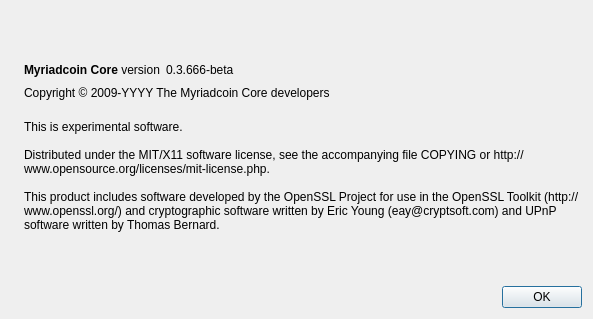
Above: src/qt/forms/aboutdialog.ui from digibyte/digibyte before the change. Below: the same form after it.
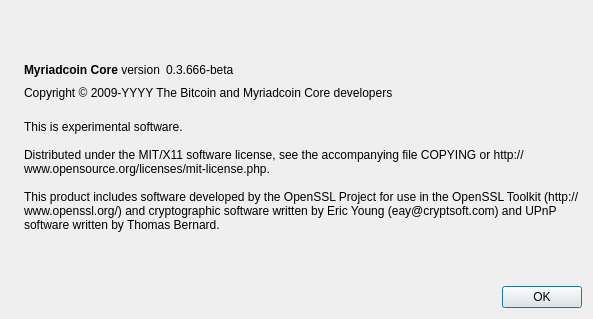
That is the form after the change. Icons and pictures are not drawn.

What changed in the file:
```diff
--- a/src/qt/forms/aboutdialog.ui
+++ b/src/qt/forms/aboutdialog.ui
@@ -91,7 +91,7 @@
         <cursorShape>IBeamCursor</cursorShape>
        </property>
        <property name="text">
-        <string notr="true">Copyright &amp;copy; 2009-YYYY The Myriadcoin Core developers</string>
+        <string notr="true">Copyright &amp;copy; 2009-YYYY The Bitcoin and Myriadcoin Core developers</string>
        </property>
        <property name="textFormat">
         <enum>Qt::RichText</enum>
```
